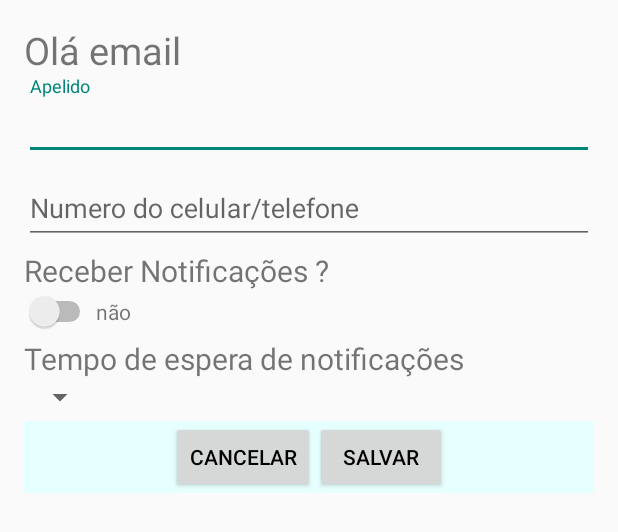
After one commit to EndriwMichel/ForDog2.1, an Android app: the layout options_user.xml on its own in the app's theme, with its tools: preview values and no code run, on a phone screen of 412 x 824 dp. The commit adds this screen. Shown: the top 532 px of the screen. Run offline under Robolectric (Android 15) with nearby library versions, the phone set to English and light mode, and no system bars.

Commit message:
CommitConfigUser
Commit da tela de configuração do cadastro do usuario

```diff
--- a/Map_v2.1/app/src/main/AndroidManifest.xml
+++ b/Map_v2.1/app/src/main/AndroidManifest.xml
@@ -44,6 +44,7 @@
         </activity>
         <activity android:name=".CadDog"></activity>
         <activity android:name=".InitialCadDog"></activity>
+        <activity android:name=".UserOptions"></activity>
     </application>
 
 </manifest>
--- /dev/null
+++ b/Map_v2.1/app/src/main/res/layout/options_user.xml
@@ -0,0 +1,121 @@
+<?xml version="1.0" encoding="utf-8"?>
+<LinearLayout
+    xmlns:android="http://schemas.android.com/apk/res/android"
+    android:orientation="vertical"
+    android:layout_width="match_parent"
+    android:layout_height="match_parent"
+    android:padding="16dp">
+    <LinearLayout
+        android:layout_width="match_parent"
+        android:layout_height="wrap_content"
+        android:orientation="vertical">
+
+    <TextView
+        android:id="@+id/user_email"
+        android:layout_width="wrap_content"
+        android:layout_height="wrap_content"
+        android:text="Olá email"
+        android:textSize="25dp" />
+
+        <android.support.design.widget.TextInputLayout
+            android:layout_width="match_parent"
+            android:layout_height="match_parent">
+<EditText
+    android:layout_width="match_parent"
+    android:layout_height="wrap_content"
+    android:ems="10"
+    android:hint="Apelido"
+    android:id="@+id/user_apelido"/>
+        </android.support.design.widget.TextInputLayout>
+
+        <android.support.design.widget.TextInputLayout
+            android:layout_width="match_parent"
+            android:layout_height="match_parent">
+
+    <EditText
+        android:layout_width="match_parent"
+        android:layout_height="wrap_content"
+        android:ems="10"
+        android:id="@+id/user_numero"
+        android:inputType="number"
+        android:hint="Numero do celular/telefone"/>
+
+        </android.support.design.widget.TextInputLayout>
+
+</LinearLayout>
+    <LinearLayout
+        android:orientation="vertical"
+        android:layout_width="match_parent"
+        android:layout_height="wrap_content"
+        android:layout_marginTop="4dp">
+
+        <TextView
+            android:layout_width="wrap_content"
+            android:layout_height="wrap_content"
+            android:textSize="20dp"
+            android:text="Receber Notificações ?"/>
+        <LinearLayout
+            android:orientation="horizontal"
+            android:layout_width="match_parent"
+            android:layout_height="wrap_content">
+        <Switch
+            android:layout_width="wrap_content"
+            android:layout_height="wrap_content"
+            android:id="@+id/dogSwitch"
+            />
+
+            <TextView
+                android:layout_width="wrap_content"
+                android:layout_height="wrap_content"
+                android:text="não"
+                android:id="@+id/simNao"/>
+
+        </LinearLayout>
+
+    </LinearLayout>
+    <LinearLayout
+        android:orientation="horizontal"
+        android:layout_width="match_parent"
+        android:layout_height="wrap_content"
+        android:layout_marginTop="4dp"
+>
+
+        <TextView
+            android:layout_width="wrap_content"
+            android:layout_height="wrap_content"
+            android:textSize="20dp"
+            android:text="Tempo de espera de notificações"/>
+    </LinearLayout>
+      <LinearLayout
+          android:layout_width="wrap_content"
+          android:layout_height="wrap_content">
+
+        <Spinner
+            android:layout_width="match_parent"
+            android:layout_height="match_parent"
+            android:spinnerMode="dialog"
+            android:id="@+id/UserSpinner">
+        </Spinner>
+      </LinearLayout>
+    <LinearLayout
+        android:orientation="horizontal"
+        android:layout_width="match_parent"
+        android:layout_height="wrap_content"
+        android:layout_marginTop="4dp"
+        android:background="@color/GreenBtn2"
+        android:gravity="center">
+        <Button
+            android:layout_width="wrap_content"
+            android:layout_height="wrap_content"
+            android:text="Cancelar"
+            android:onClick="Cancelar"
+            />
+        <Button
+            android:layout_width="wrap_content"
+            android:layout_height="wrap_content"
+            android:text="Salvar"
+            android:onClick="Salvar"/>
+    </LinearLayout>
+
+
+</LinearLayout>
```
Also changed, not shown: Map_v2.1/app/src/main/java/com/example/endriw/map_v21/MapsActivity.java (+5 -7 lines), Map_v2.1/app/src/main/java/com/example/endriw/map_v21/UserOptions.java (added, +106 -0 lines), Map_v2.1/app/src/main/res/layout/activity_initial_cadog.xml (+10 -11 lines).
